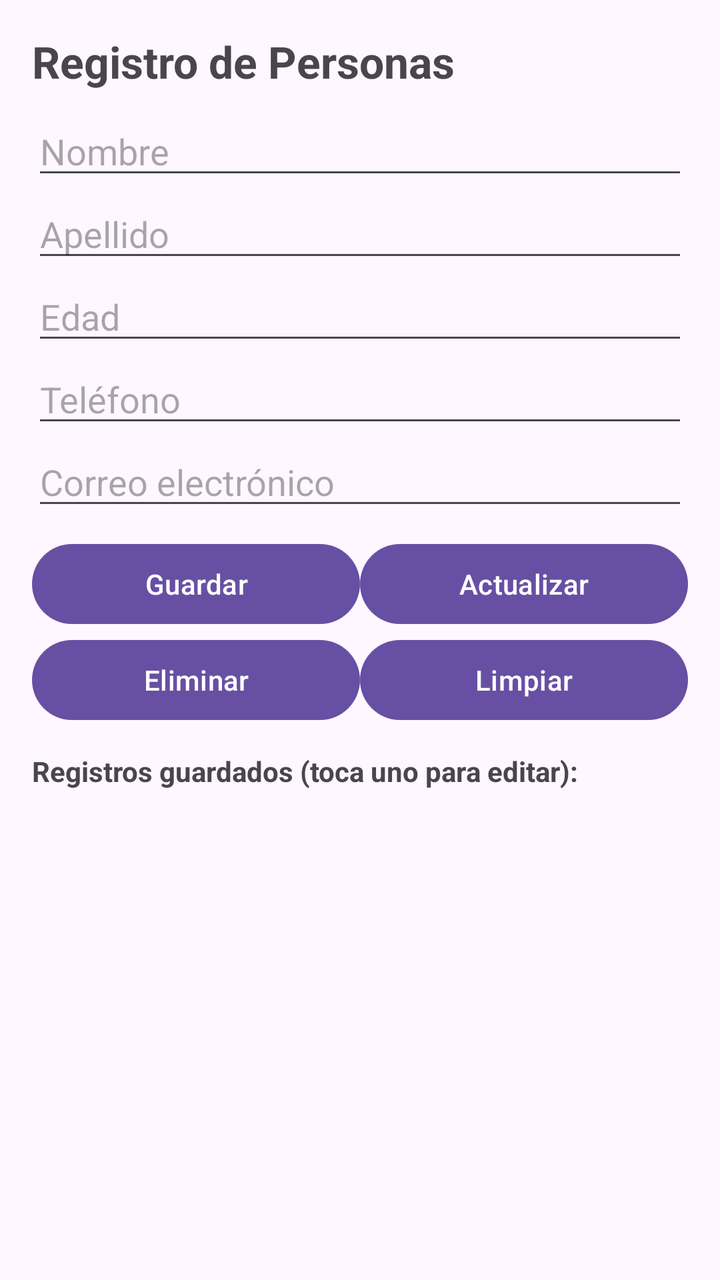
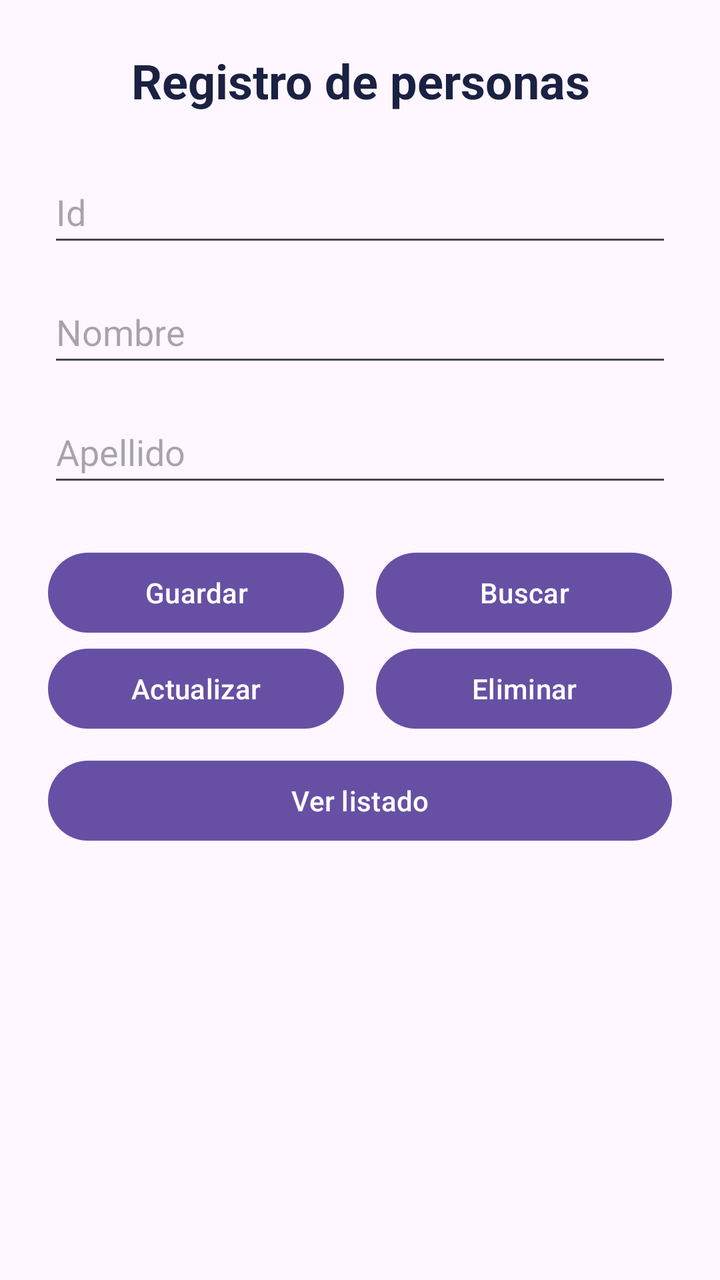

Two renders of the same Android screen: before a commit and after it. Below are the layout's source before the change and the commit's diff.
<!-- AndroidManifest.xml: application theme Theme.MiprimerApp -->
<!-- res/layout/activity_main.xml -->
<?xml version="1.0" encoding="utf-8"?>
<LinearLayout xmlns:android="http://schemas.android.com/apk/res/android"
    android:id="@+id/txtvacio"
    android:layout_width="match_parent"
    android:layout_height="match_parent"
    android:orientation="vertical">

    <LinearLayout
        android:layout_width="match_parent"
        android:layout_height="match_parent"
        android:orientation="vertical"
        android:padding="16dp">

        <TextView
            android:layout_width="wrap_content"
            android:layout_height="wrap_content"
            android:text="Registro de Personas"
            android:textSize="22sp"
            android:textStyle="bold"
            android:layout_marginBottom="8dp" />

        <EditText
            android:id="@+id/etNombre"
            android:layout_width="match_parent"
            android:layout_height="wrap_content"
            android:hint="Nombre"
            android:inputType="textPersonName" />

        <EditText
            android:id="@+id/etApellido"
            android:layout_width="match_parent"
            android:layout_height="wrap_content"
            android:hint="Apellido"
            android:inputType="textPersonName" />

        <EditText
            android:id="@+id/etEdad"
            android:layout_width="match_parent"
            android:layout_height="wrap_content"
            android:hint="Edad"
            android:inputType="number"
            android:maxLength="3" />

        <EditText
            android:id="@+id/etTelefono"
            android:layout_width="match_parent"
            android:layout_height="wrap_content"
            android:hint="Teléfono"
            android:inputType="phone" />

        <EditText
            android:id="@+id/etCorreo"
            android:layout_width="match_parent"
            android:layout_height="wrap_content"
            android:hint="Correo electrónico"
            android:inputType="textEmailAddress" />

        <LinearLayout
            android:layout_width="match_parent"
            android:layout_height="wrap_content"
            android:orientation="horizontal"
            android:layout_marginTop="8dp">

            <Button
                android:id="@+id/btnGuardar"
                android:layout_width="0dp"
                android:layout_height="wrap_content"
                android:layout_weight="1"
                android:text="Guardar" />

            <Button
                android:id="@+id/btnActualizar"
                android:layout_width="0dp"
                android:layout_height="wrap_content"
                android:layout_weight="1"
                android:text="Actualizar" />
        </LinearLayout>

        <LinearLayout
            android:layout_width="match_parent"
            android:layout_height="wrap_content"
            android:orientation="horizontal">

            <Button
                android:id="@+id/btnEliminar"
                android:layout_width="0dp"
                android:layout_height="wrap_content"
                android:layout_weight="1"
                android:text="Eliminar" />

            <Button
                android:id="@+id/btnLimpiar"
                android:layout_width="0dp"
                android:layout_height="wrap_content"
                android:layout_weight="1"
                android:text="Limpiar" />
        </LinearLayout>

        <TextView
            android:layout_width="wrap_content"
            android:layout_height="wrap_content"
            android:layout_marginTop="12dp"
            android:text="Registros guardados (toca uno para editar):"
            android:textStyle="bold" />

        <ListView
            android:id="@+id/lvPersonas"
            android:layout_width="match_parent"
            android:layout_height="0dp"
            android:layout_weight="1" />

    </LinearLayout>
</LinearLayout>
<!-- resources referenced by this layout -->
<resources>
  <style name="Theme.MiprimerApp" parent="Base.Theme.MiprimerApp" />
  <style name="Base.Theme.MiprimerApp" parent="Theme.Material3.DayNight.NoActionBar">
          
          
      </style>
</resources>

<!-- the commit's change to res/layout/activity_main.xml (unified diff, before → after) -->
@@ -1,79 +1,76 @@
 <?xml version="1.0" encoding="utf-8"?>
-<LinearLayout xmlns:android="http://schemas.android.com/apk/res/android"
-    android:id="@+id/txtvacio"
+<ScrollView xmlns:android="http://schemas.android.com/apk/res/android"
+    xmlns:tools="http://schemas.android.com/tools"
+    android:id="@+id/main"
     android:layout_width="match_parent"
     android:layout_height="match_parent"
-    android:orientation="vertical">
+    android:fillViewport="true"
+    android:fitsSystemWindows="true"
+    tools:context=".MainActivity">
 
     <LinearLayout
         android:layout_width="match_parent"
-        android:layout_height="match_parent"
+        android:layout_height="wrap_content"
         android:orientation="vertical"
-        android:padding="16dp">
+        android:padding="24dp">
 
         <TextView
-            android:layout_width="wrap_content"
+            android:layout_width="match_parent"
             android:layout_height="wrap_content"
-            android:text="Registro de Personas"
-            android:textSize="22sp"
-            android:textStyle="bold"
-            android:layout_marginBottom="8dp" />
+            android:layout_marginBottom="24dp"
+            android:gravity="center"
+            android:text="Registro de personas"
+            android:textColor="#1A2142"
+            android:textSize="24sp"
+            android:textStyle="bold" />
 
         <EditText
-            android:id="@+id/etNombre"
+            android:id="@+id/txtid"
             android:layout_width="match_parent"
             android:layout_height="wrap_content"
-            android:hint="Nombre"
-            android:inputType="textPersonName" />
+            android:layout_marginBottom="12dp"
+            android:hint="Id"
+            android:inputType="number"
+            android:minHeight="48dp" />
 
         <EditText
-            android:id="@+id/etApellido"
+            android:id="@+id/txtnombre"
             android:layout_width="match_parent"
             android:layout_height="wrap_content"
-            android:hint="Apellido"
-            android:inputType="textPersonName" />
+            android:layout_marginBottom="12dp"
+            android:hint="Nombre"
+            android:inputType="textPersonName|textCapWords"
+            android:minHeight="48dp" />
 
         <EditText
-            android:id="@+id/etEdad"
+            android:id="@+id/txtapellido"
             android:layout_width="match_parent"
             android:layout_height="wrap_content"
-            android:hint="Edad"
-            android:inputType="number"
-            android:maxLength="3" />
-
-        <EditText
-            android:id="@+id/etTelefono"
-            android:layout_width="match_parent"
-            android:layout_height="wrap_content"
-            android:hint="Teléfono"
-            android:inputType="phone" />
-
-        <EditText
-            android:id="@+id/etCorreo"
-            android:layout_width="match_parent"
-            android:layout_height="wrap_content"
-            android:hint="Correo electrónico"
-            android:inputType="textEmailAddress" />
+            android:layout_marginBottom="24dp"
+            android:hint="Apellido"
+            android:inputType="textPersonName|textCapWords"
+            android:minHeight="48dp" />
 
         <LinearLayout
             android:layout_width="match_parent"
             android:layout_height="wrap_content"
-            android:orientation="horizontal"
-            android:layout_marginTop="8dp">
+            android:orientation="horizontal">
 
             <Button
-                android:id="@+id/btnGuardar"
                 android:layout_width="0dp"
                 android:layout_height="wrap_content"
+                android:layout_marginEnd="8dp"
                 android:layout_weight="1"
+                android:onClick="Guardar"
                 android:text="Guardar" />
 
             <Button
-                android:id="@+id/btnActualizar"
                 android:layout_width="0dp"
                 android:layout_height="wrap_content"
+                android:layout_marginStart="8dp"
                 android:layout_weight="1"
-                android:text="Actualizar" />
+                android:onClick="Buscar"
+                android:text="Buscar" />
         </LinearLayout>
 
         <LinearLayout
@@ -82,32 +79,28 @@
             android:orientation="horizontal">
 
             <Button
-                android:id="@+id/btnEliminar"
                 android:layout_width="0dp"
                 android:layout_height="wrap_content"
+                android:layout_marginEnd="8dp"
                 android:layout_weight="1"
-                android:text="Eliminar" />
+                android:onClick="Actualizar"
+                android:text="Actualizar" />
 
             <Button
-                android:id="@+id/btnLimpiar"
                 android:layout_width="0dp"
                 android:layout_height="wrap_content"
+                android:layout_marginStart="8dp"
                 android:layout_weight="1"
-                android:text="Limpiar" />
+                android:onClick="Eliminar"
+                android:text="Eliminar" />
         </LinearLayout>
 
-        <TextView
-            android:layout_width="wrap_content"
+        <Button
+            android:layout_width="match_parent"
             android:layout_height="wrap_content"
-            android:layout_marginTop="12dp"
-            android:text="Registros guardados (toca uno para editar):"
-            android:textStyle="bold" />
-
-        <ListView
-            android:id="@+id/lvPersonas"
-            android:layout_width="match_parent"
-            android:layout_height="0dp"
-            android:layout_weight="1" />
+            android:layout_marginTop="8dp"
+            android:onClick="Listar"
+            android:text="Ver listado" />
 
     </LinearLayout>
-</LinearLayout>
+</ScrollView>
